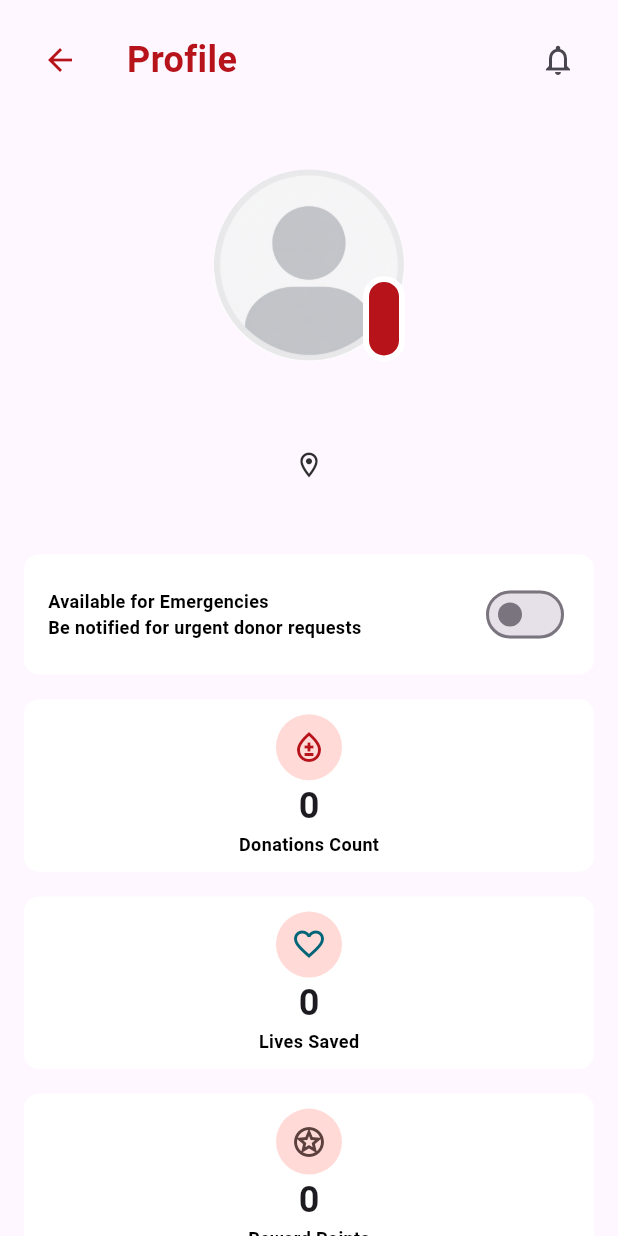
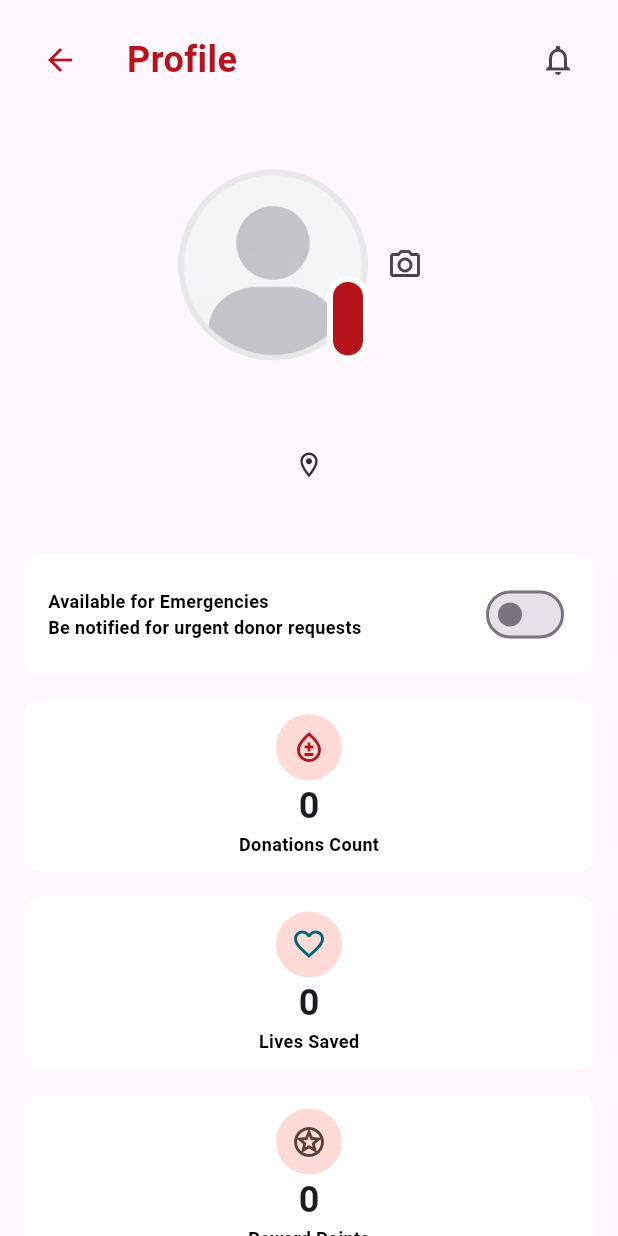
Before and after one commit to Sara2127365/disabilityproject, a Flutter app: the ProfileScreen screen opened directly, on a phone screen of 412 x 824 dp. Run offline on Flutter 3.47's test engine with Material 3 defaults, Android fonts, the phone set to English and light mode, and no system bars; our stand-ins replace bloc, cloud_firestore, dio, firebase_auth, firebase_core, flutter_bloc and 1 more; accounts and stored records are empty.

Commit message:
changeProfilePicture

```diff
--- a/lib/features/profile/profile_screen.dart
+++ b/lib/features/profile/profile_screen.dart
@@ -48,9 +48,14 @@ class ProfileScreen extends StatelessWidget {
                 ),
                 SizedBox(height: height * 0.04),
 
-                CustomButton(icon: Icons.edit_outlined, title: 'Edit Profile'),
+                CustomButton(
+                  onTap: () {},
+                  icon: Icons.edit_outlined,
+                  title: 'Edit Profile',
+                ),
                 SizedBox(height: height * 0.02),
                 CustomButton(
+                  onTap: () {},
                   icon: Icons.share_outlined,
                   title: 'Share Profile',
                 ),
--- a/lib/features/profile/widgets/user_info.dart
+++ b/lib/features/profile/widgets/user_info.dart
@@ -24,6 +24,9 @@ class UserInfo extends StatelessWidget {
               return Center(child: CircularProgressIndicator());
             } else if (state is ProfileSuccessState) {
               return Column(
+                mainAxisAlignment: MainAxisAlignment.center,
+                children: [
+                  Row(
                     mainAxisAlignment: MainAxisAlignment.center,
                     children: [
                       Stack(
@@ -60,6 +63,14 @@ class UserInfo extends StatelessWidget {
                           ),
                         ],
                       ),
+                      IconButton(
+                        onPressed: () {
+                          context.read<ProfileCubit>().pickAndUploadImage();
+                        },
+                        icon: Icon(Icons.camera_alt_outlined),
+                      ),
+                    ],
+                  ),
                   SizedBox(height: height * 0.02),
                   Text(state.userModel.name, style: StylesManager.black24Bold),
                   SizedBox(height: height * 0.01),
--- a/pubspec.yaml
+++ b/pubspec.yaml
@@ -39,6 +39,10 @@ dependencies:
   bloc: ^9.2.0
   firebase_auth: ^6.4.0
   cloud_firestore: ^6.3.0
+  image_picker: ^1.2.2
+  path: ^1.9.1
+  firebase_storage: ^13.3.0
+  dio: ^5.9.2
 
 dev_dependencies:
   flutter_test:
```
Also changed, not shown: lib/core/datasources/firebase_data_sources.dart (+31 -7 lines), lib/features/profile/cubit/profile_cubit.dart (+25 -0 lines), lib/features/profile/widgets/custom_button.dart (+8 -2 lines), pubspec.lock, 6 other files. Lines whose indentation alone changed are shown as unchanged.
